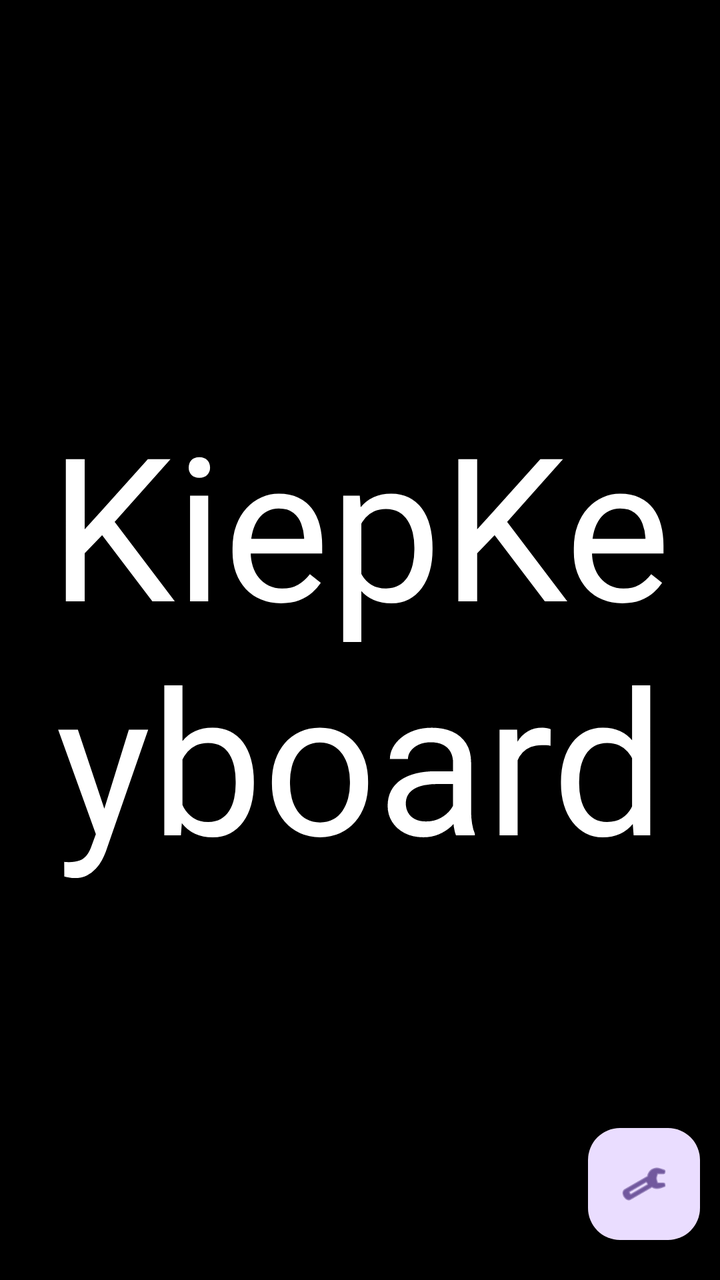
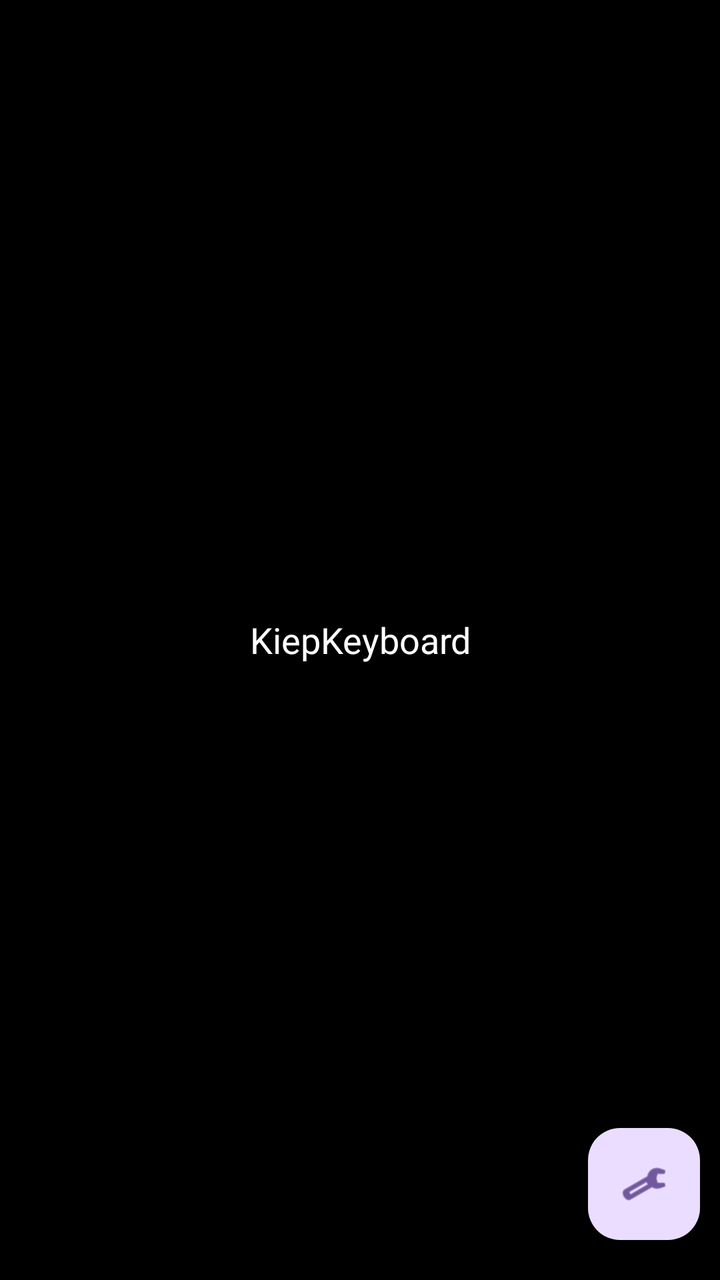

Two renders of the same Android screen: before a commit and after it. Below are the layout's source before the change and the commit's diff.
<!-- AndroidManifest.xml: activity theme Theme.KiepKeyboard.Fullscreen -->
<!-- res/layout/activity_fullscreen.xml -->
<?xml version="1.0" encoding="utf-8"?>
<FrameLayout xmlns:android="http://schemas.android.com/apk/res/android"
    xmlns:tools="http://schemas.android.com/tools"
    android:id="@+id/content"
    android:layout_width="match_parent"
    android:layout_height="match_parent"
    android:background="@android:color/black"
    tools:context=".FullscreenActivity">

    <EditText
        android:id="@+id/editText"
        android:layout_width="match_parent"
        android:layout_height="match_parent"
        android:background="@android:color/transparent"
        android:ems="10"
        android:focusable="true"
        android:focusableInTouchMode="true"
        android:gravity="center"
        android:importantForAutofill="no"
        android:inputType="textCapSentences|textMultiLine"
        android:padding="20dp"
        android:text="@string/app_name"
        android:textColor="@android:color/white"
        android:textSize="100sp"
        tools:ignore="LabelFor" />

    <ProgressBar
        android:id="@+id/loading"
        android:layout_width="wrap_content"
        android:layout_height="wrap_content"
        android:layout_gravity="center"
        android:visibility="gone" />

    <ProgressBar
        android:id="@+id/progressBar"
        style="@style/Widget.AppCompat.ProgressBar.Horizontal"
        android:layout_width="match_parent"
        android:layout_height="8dp"
        android:layout_gravity="bottom"
        android:elevation="7dp"
        android:progress="0"
        android:progressBackgroundTint="@android:color/transparent"
        android:progressTint="@color/colorAccent"
        android:scaleY="2" />

    <com.google.android.material.floatingactionbutton.FloatingActionButton
        android:id="@+id/fab"
        android:layout_width="wrap_content"
        android:layout_height="wrap_content"
        android:layout_gravity="end|bottom"
        android:layout_marginEnd="10dp"
        android:layout_marginBottom="20dp"
        android:contentDescription="@string/settings"
        android:src="@android:drawable/ic_menu_preferences" />
</FrameLayout>
<!-- resources referenced by this layout -->
<resources>
  <color name="colorAccent">#ff33b5e5</color>
  <string name="app_name" translatable="false">KiepKeyboard</string>
  <string name="settings">Settings</string>
  <style name="Theme.KiepKeyboard.Fullscreen">
          <item name="android:windowBackground">@null</item>
      </style>
</resources>

<!-- the commit's change to res/layout/activity_fullscreen.xml (unified diff, before → after) -->
@@ -12,7 +12,6 @@
         android:layout_width="match_parent"
         android:layout_height="match_parent"
         android:background="@android:color/transparent"
-        android:ems="10"
         android:focusable="true"
         android:focusableInTouchMode="true"
         android:gravity="center"
@@ -21,7 +20,6 @@
         android:padding="20dp"
         android:text="@string/app_name"
         android:textColor="@android:color/white"
-        android:textSize="100sp"
         tools:ignore="LabelFor" />
 
     <ProgressBar
